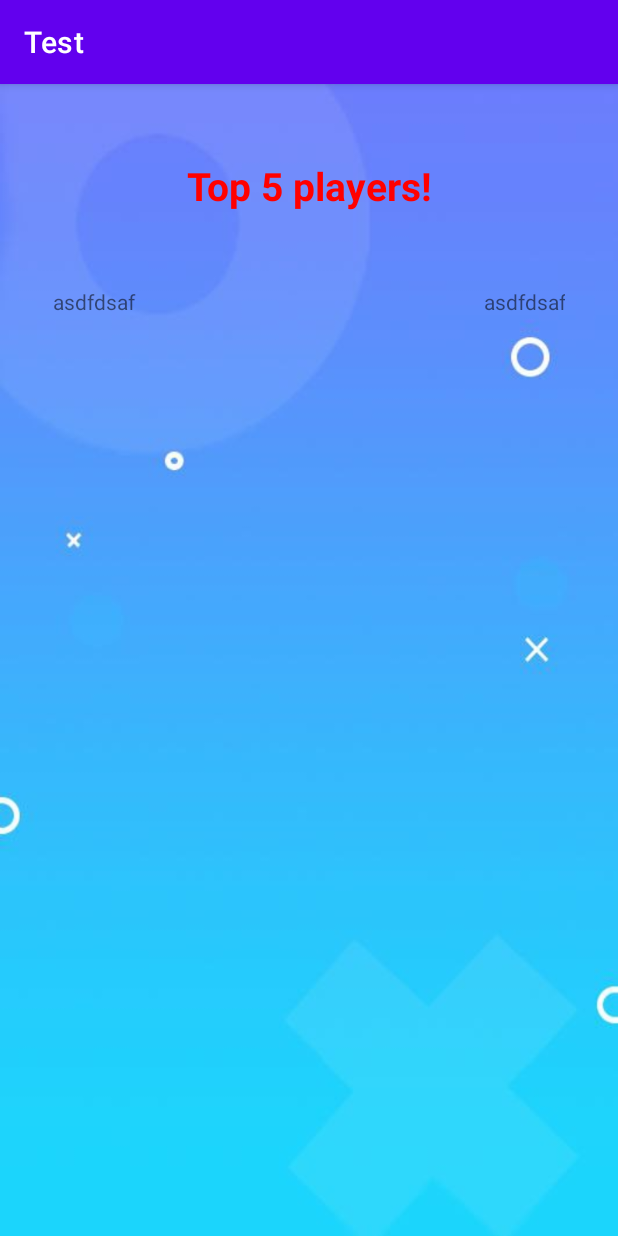
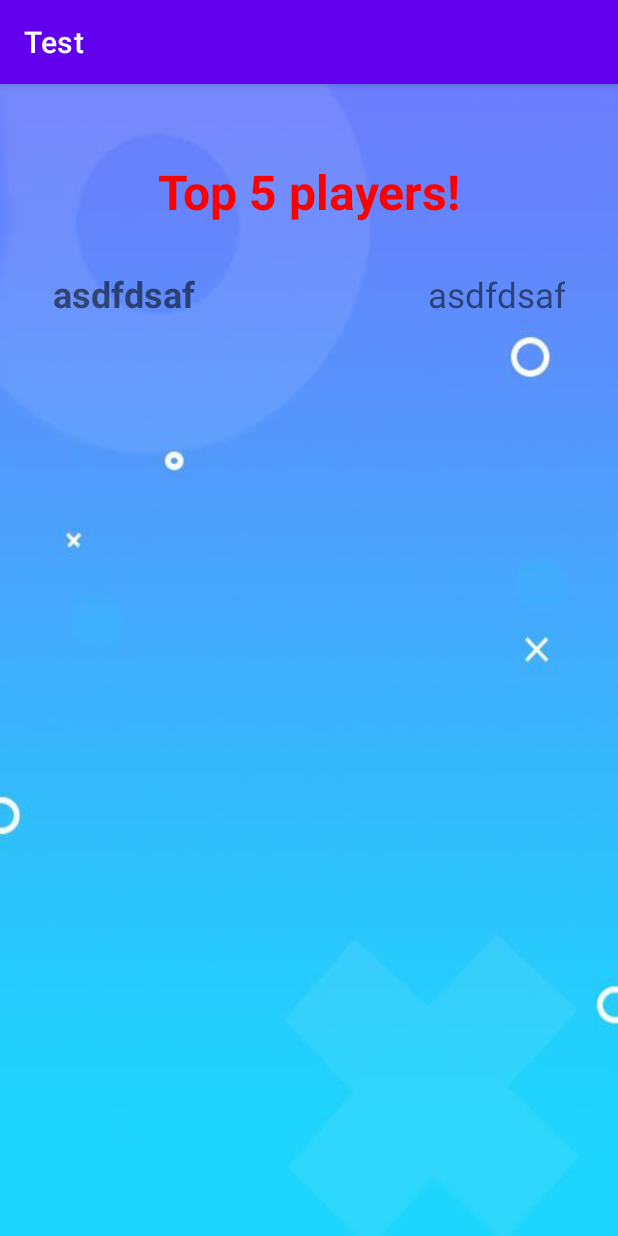
Before and after one commit to Domirando/TesterApp, an Android app: the Rating screen opened directly, with no data from a screen before it, on a phone screen of 412 x 824 dp. Run offline under Robolectric (Android 15) with nearby library versions, the phone set to English and light mode, and no system bars; 2 statements that could not run were skipped.

Commit message:
questions changed

```diff
--- a/app/src/main/res/layout/activity_rating.xml
+++ b/app/src/main/res/layout/activity_rating.xml
@@ -13,14 +13,14 @@
         android:layout_width="wrap_content"
         android:layout_height="wrap_content"
         android:text="Top 5 players!"
-        android:textSize="26dp"
+        android:textSize="32dp"
         android:textStyle="bold"
         app:layout_constraintStart_toStartOf="parent"
         app:layout_constraintEnd_toEndOf="parent"
         android:textColor="#FF0000"
         tools:ignore="MissingConstraints" />
     <LinearLayout
-        android:layout_marginTop="40dp"
+        android:layout_marginTop="20dp"
         app:layout_constraintTop_toBottomOf="@id/title"
         android:layout_width="match_parent"
         android:layout_height="wrap_content"
@@ -31,11 +31,14 @@
         tools:ignore="MissingConstraints">
             <TextView
                 android:layout_weight="1"
+                android:textStyle="bold"
+                android:textSize="24dp"
                 android:layout_width="wrap_content"
                 android:layout_height="wrap_content"
                 android:text="asdfdsaf"/>
             <TextView
                 android:layout_weight="1"
+                android:textSize="23dp"
                 android:textAlignment="textEnd"
                 android:layout_width="wrap_content"
                 android:layout_height="wrap_content"
```
Also changed, not shown: app/src/main/java/com/example/test/EnglishTest.kt (+5 -5 lines), app/src/main/java/com/example/test/MathTest.kt (+5 -5 lines), app/src/main/java/com/example/test/PhysicsTest.kt (+5 -5 lines). Lines whose indentation alone changed are shown as unchanged.
